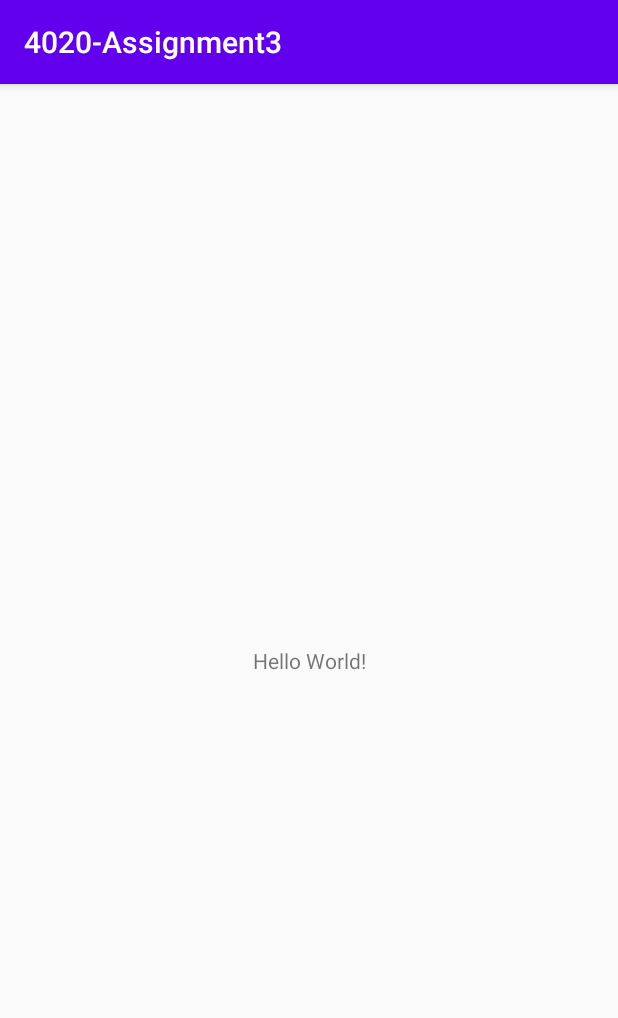
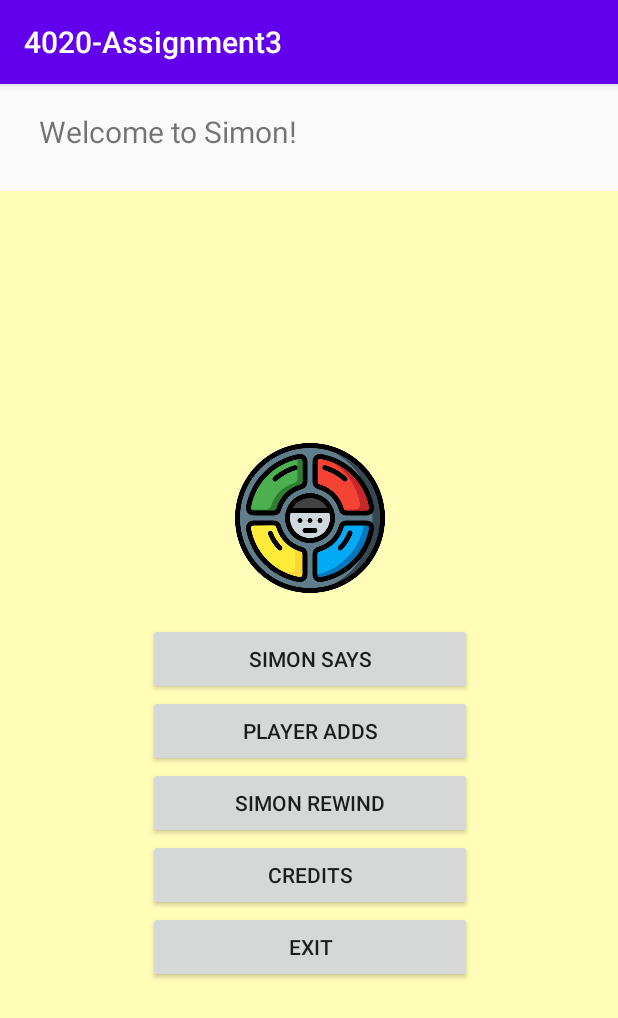
Before and after one commit to dclaxton/Assignment3_4020, an Android app: the screen it shows after launch (MainActivity before the commit, MenuActivity after it), on a phone screen of 412 x 824 dp. Shown: the top 1018 px of the screen. Run offline under Robolectric (Android 15) with nearby library versions, the phone set to English and light mode, and no system bars.

Commit message:
Initial setup of app layout

```diff
--- a/app/src/main/java/edu/apsu/csci/Assignment3_4020/MainActivity.java
+++ /dev/null
@@ -1,14 +0,0 @@
-package edu.apsu.csci.Assignment3_4020;
-
-import androidx.appcompat.app.AppCompatActivity;
-
-import android.os.Bundle;
-
-public class MainActivity extends AppCompatActivity {
-
-    @Override
-    protected void onCreate(Bundle savedInstanceState) {
-        super.onCreate(savedInstanceState);
-        setContentView(R.layout.activity_main);
-    }
-}
--- /dev/null
+++ b/app/src/main/java/edu/apsu/csci/Assignment3_4020/activities/MenuActivity.java
@@ -0,0 +1,42 @@
+/*
+    Authors: Daniel Davis, Dalton Claxton, Peyton White
+    Date: 14 April 2020
+    Description: A simple implementation of the classic game Simon
+ */
+
+package edu.apsu.csci.Assignment3_4020.activities;
+
+import androidx.appcompat.app.AppCompatActivity;
+
+import android.os.Bundle;
+import android.view.View;
+
+import edu.apsu.csci.Assignment3_4020.R;
+import edu.apsu.csci.Assignment3_4020.listeners.GoToActivity;
+
+public class MenuActivity extends AppCompatActivity {
+    public static boolean isOpen = false;
+
+    @Override
+    protected void onCreate(Bundle savedInstanceState) {
+        super.onCreate(savedInstanceState);
+        MenuActivity.isOpen = true;
+        setContentView(R.layout.activity_menu);
+
+        // Menu buttons
+        findViewById(R.id.simon_says_button).setOnClickListener(new GoToActivity(this, SimonSaysActivity.class));
+        findViewById(R.id.player_adds_button).setOnClickListener(new GoToActivity(this, PlayerAddsActivity.class));
+        findViewById(R.id.simon_rewind_button).setOnClickListener(new GoToActivity(this, SimonRewindActivity.class));
+    }
+
+    // Exit button
+    public void onExitButton(final View view) {
+        finish();
+    }
+
+    @Override
+    protected void onDestroy() {
+        super.onDestroy();
+        isOpen = false;
+    }
+}
--- /dev/null
+++ b/app/src/main/java/edu/apsu/csci/Assignment3_4020/listeners/GoToActivity.java
@@ -0,0 +1,28 @@
+/*
+    Authors: Daniel Davis, Dalton Claxton, Peyton White
+    Date: 14 April 2020
+    Description: A simple implementation of the classic game Simon
+ */
+
+package edu.apsu.csci.Assignment3_4020.listeners;
+
+import android.app.Activity;
+import android.content.Intent;
+import android.view.View;
+
+public class GoToActivity implements View.OnClickListener {
+    Activity fromActivity;
+    private Class toActivityClass;
+
+    public GoToActivity(Activity fromActivity, Class<? extends Activity> toActivityClass) {
+        this.fromActivity = fromActivity;
+        this.toActivityClass = toActivityClass;
+    }
+
+    // Passes an intent from one activity to another
+    @Override
+    public void onClick(View v) {
+        Intent intent = new Intent(fromActivity, toActivityClass);
+        fromActivity.startActivity(intent);
+    }
+}
--- a/app/src/main/res/layout/activity_main.xml
+++ /dev/null
@@ -1,18 +0,0 @@
-<?xml version="1.0" encoding="utf-8"?>
-<androidx.constraintlayout.widget.ConstraintLayout xmlns:android="http://schemas.android.com/apk/res/android"
-    xmlns:app="http://schemas.android.com/apk/res-auto"
-    xmlns:tools="http://schemas.android.com/tools"
-    android:layout_width="match_parent"
-    android:layout_height="match_parent"
-    tools:context=".MainActivity">
-
-    <TextView
-        android:layout_width="wrap_content"
-        android:layout_height="wrap_content"
-        android:text="Hello World!"
-        app:layout_constraintBottom_toBottomOf="parent"
-        app:layout_constraintLeft_toLeftOf="parent"
-        app:layout_constraintRight_toRightOf="parent"
-        app:layout_constraintTop_toTopOf="parent" />
-
-</androidx.constraintlayout.widget.ConstraintLayout>
--- /dev/null
+++ b/app/src/main/res/layout/activity_menu.xml
@@ -0,0 +1,98 @@
+<?xml version="1.0" encoding="utf-8"?>
+<LinearLayout xmlns:android="http://schemas.android.com/apk/res/android"
+    xmlns:app="http://schemas.android.com/apk/res-auto"
+    xmlns:tools="http://schemas.android.com/tools"
+    android:layout_width="match_parent"
+    android:layout_height="match_parent"
+    android:orientation="vertical"
+    tools:context="edu.apsu.csci.Assignment3_4020.activities.MenuActivity">
+
+    <androidx.constraintlayout.widget.ConstraintLayout
+        android:layout_width="match_parent"
+        android:layout_height="wrap_content"
+        android:padding="8dp">
+
+        <TextView
+            android:id="@+id/app_title_text_view"
+            android:layout_width="wrap_content"
+            android:layout_height="wrap_content"
+            android:layout_marginStart="8dp"
+            android:layout_marginBottom="8dp"
+            android:padding="10dp"
+            android:text="@string/welcome_msg"
+            android:textSize="20sp"
+            app:layout_constraintBottom_toBottomOf="parent"
+            app:layout_constraintStart_toStartOf="parent" />
+    </androidx.constraintlayout.widget.ConstraintLayout>
+
+    <ScrollView
+        android:id="@+id/menu_scroll_view"
+        android:layout_width="match_parent"
+        android:layout_height="match_parent"
+        android:background="#FFFDB8">
+
+        <LinearLayout
+            android:layout_width="match_parent"
+            android:layout_height="wrap_content"
+            android:layout_gravity="center"
+            android:orientation="horizontal">
+
+            <View
+                android:layout_width="match_parent"
+                android:layout_height="match_parent"
+                android:layout_weight=".16" />
+
+            <LinearLayout
+                android:layout_width="match_parent"
+                android:layout_height="match_parent"
+                android:layout_weight=".1"
+                android:orientation="vertical">
+
+                <ImageView
+                    android:id="@+id/simon_image_view"
+                    android:layout_width="match_parent"
+                    android:layout_height="100dp"
+                    android:layout_marginBottom="20dp"
+                    android:contentDescription="@string/simon_logo"
+                    app:srcCompat="@drawable/simon" />
+
+                <Button
+                    android:id="@+id/simon_says_button"
+                    android:layout_width="match_parent"
+                    android:layout_height="wrap_content"
+                    android:text="@string/simon_says" />
+
+                <Button
+                    android:id="@+id/player_adds_button"
+                    android:layout_width="match_parent"
+                    android:layout_height="wrap_content"
+                    android:text="@string/player_adds" />
+
+                <Button
+                    android:id="@+id/simon_rewind_button"
+                    android:layout_width="match_parent"
+                    android:layout_height="wrap_content"
+                    android:text="@string/simon_rewind" />
+
+                <Button
+                    android:id="@+id/credits_button"
+                    android:layout_width="match_parent"
+                    android:layout_height="wrap_content"
+                    android:text="@string/credits" />
+
+                <Button
+                    android:id="@+id/exit_button"
+                    android:layout_width="match_parent"
+                    android:layout_height="wrap_content"
+                    android:onClick="onExitButton"
+                    android:text="@string/exit" />
+            </LinearLayout>
+
+            <View
+                android:layout_width="match_parent"
+                android:layout_height="match_parent"
+                android:layout_weight=".16" />
+        </LinearLayout>
+    </ScrollView>
+
+</LinearLayout>
--- a/app/src/main/res/values/strings.xml
+++ b/app/src/main/res/values/strings.xml
@@ -1,3 +1,10 @@
 <resources>
     <string name="app_name">4020-Assignment3</string>
+    <string name="simon_says">Simon Says</string>
+    <string name="player_adds">Player Adds</string>
+    <string name="exit">Exit</string>
+    <string name="credits">Credits</string>
+    <string name="simon_rewind">Simon Rewind</string>
+    <string name="welcome_msg">Welcome to Simon!</string>
+    <string name="simon_logo">Simon Logo</string>
 </resources>
```
Also changed, not shown: app/src/main/AndroidManifest.xml (+13 -1 lines), app/src/main/java/edu/apsu/csci/Assignment3_4020/activities/PlayerAddsActivity.java (added, +12 -0 lines), app/src/main/java/edu/apsu/csci/Assignment3_4020/activities/SimonRewindActivity.java (added, +11 -0 lines), app/src/main/java/edu/apsu/csci/Assignment3_4020/activities/SimonSaysActivity.java (added, +12 -0 lines), app/src/main/java/edu/apsu/csci/Assignment3_4020/classes/GameBoard.java (added, +13 -0 lines), app/src/main/java/edu/apsu/csci/Assignment3_4020/listeners/GoToActivityWithClosing.java (added, +22 -0 lines), app/src/main/res/layout/activity_board.xml (added, +74 -0 lines), app/src/main/res/drawable/simon.png (added).
